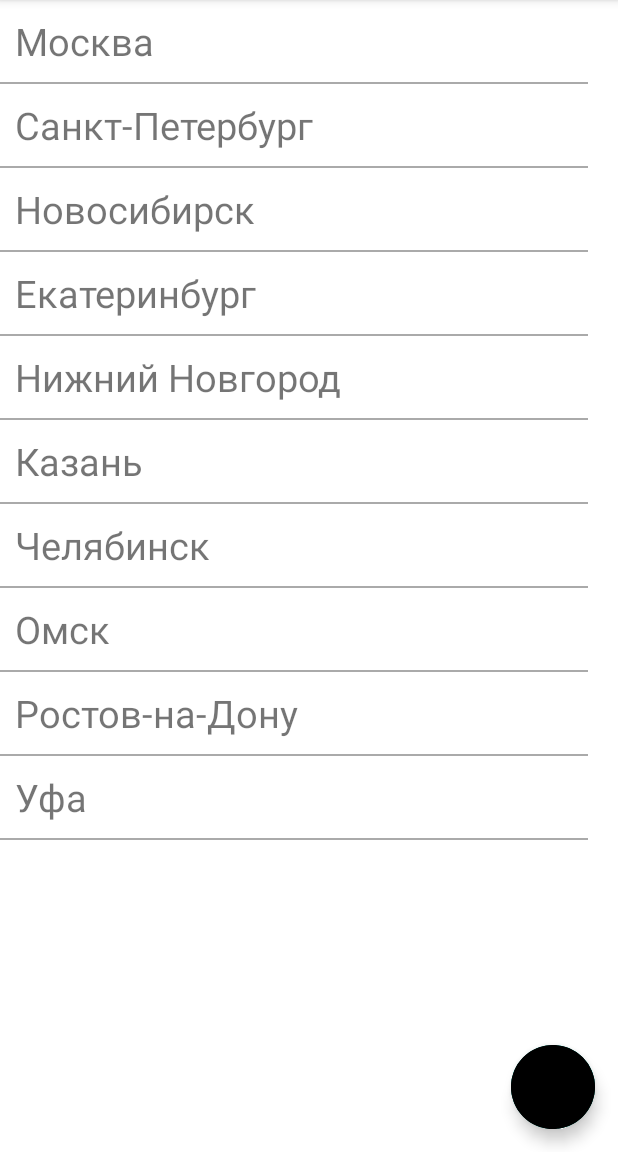
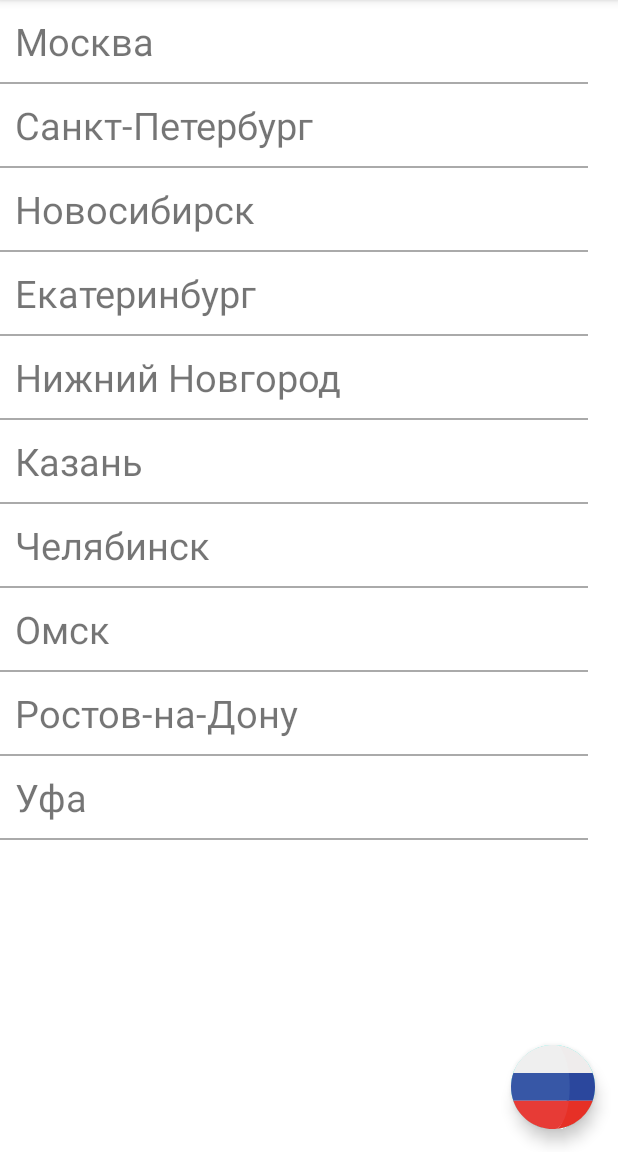
Before and after one commit to Ilya-Volkov-develop/Weather-2021-12-22, an Android app: the screen it shows after launch (MainActivity), on a phone screen of 412 x 824 dp, the part 84-1236 px from its top. Run offline under Robolectric (Android 15) with nearby library versions, the phone set to English and light mode, and no system bars.

Commit message:
Урок 3 Разобрались с картинками

```diff
--- a/app/src/main/java/ru/iliavolkov/weather/view/main/MainFragment.kt
+++ b/app/src/main/java/ru/iliavolkov/weather/view/main/MainFragment.kt
@@ -25,7 +25,7 @@ class MainFragment : Fragment(),OnItemClickListener {
     }
 
     private val adapter = MainFragmentAdapter(this)
-    private var isRussian = true
+    private var isRussian = false
 
     override fun onDestroy() {
         super.onDestroy()
@@ -42,6 +42,8 @@ class MainFragment : Fragment(),OnItemClickListener {
         viewModel.getWeatherFromLocalSourceRus()
         binding.mainFragmentFAB.setOnClickListener{
             restart()
+            if (!isRussian) binding.mainFragmentFAB.setImageResource(R.drawable.ic_earth)
+            else binding.mainFragmentFAB.setImageResource(R.drawable.ic_russia)
             isRussian = !isRussian
         }
     }
@@ -56,11 +58,9 @@ class MainFragment : Fragment(),OnItemClickListener {
             }
             is AppState.Loading -> {
                 binding.mainFragmentLoadingLayout.visibility = View.VISIBLE
-//                Toast.makeText(requireContext(),"${appState.progress}", Toast.LENGTH_SHORT).show()
             }
             is AppState.Success -> {
                 binding.mainFragmentLoadingLayout.visibility = View.GONE
-
                 adapter.setWeather(appState.weatherData)
             }
         }
--- a/app/src/main/res/layout/fragment_main.xml
+++ b/app/src/main/res/layout/fragment_main.xml
@@ -19,7 +19,7 @@
         android:id="@+id/mainFragmentFAB"
         android:layout_width="wrap_content"
         android:layout_height="wrap_content"
-        android:tint="@null"
+        app:tint="@null"
         android:layout_margin="@dimen/fab_margin"
         android:src="@drawable/ic_russia"
         app:layout_constraintBottom_toBottomOf="parent"
```
